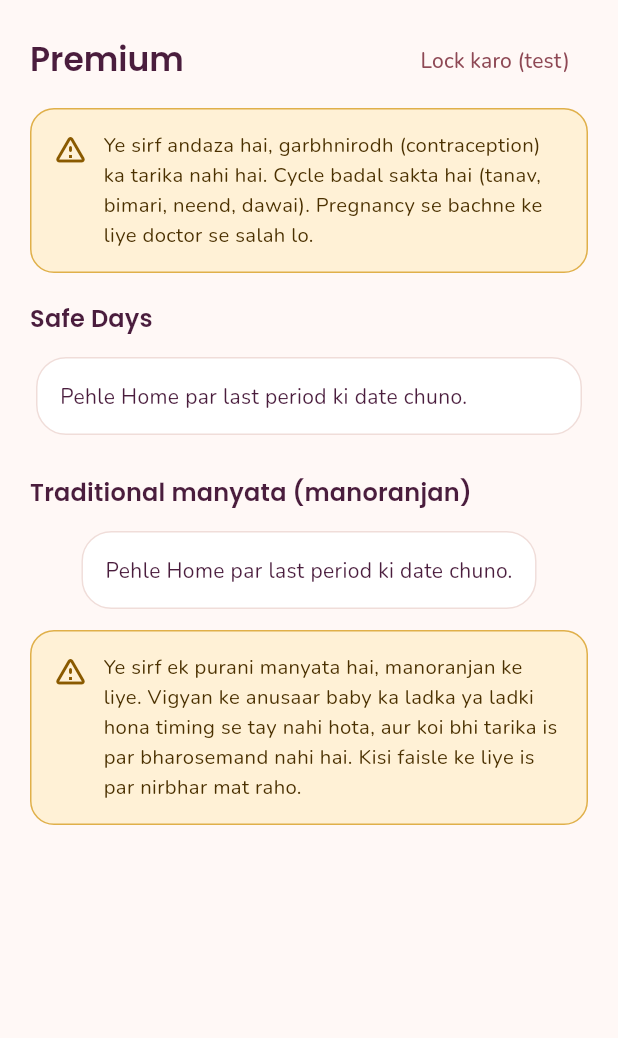
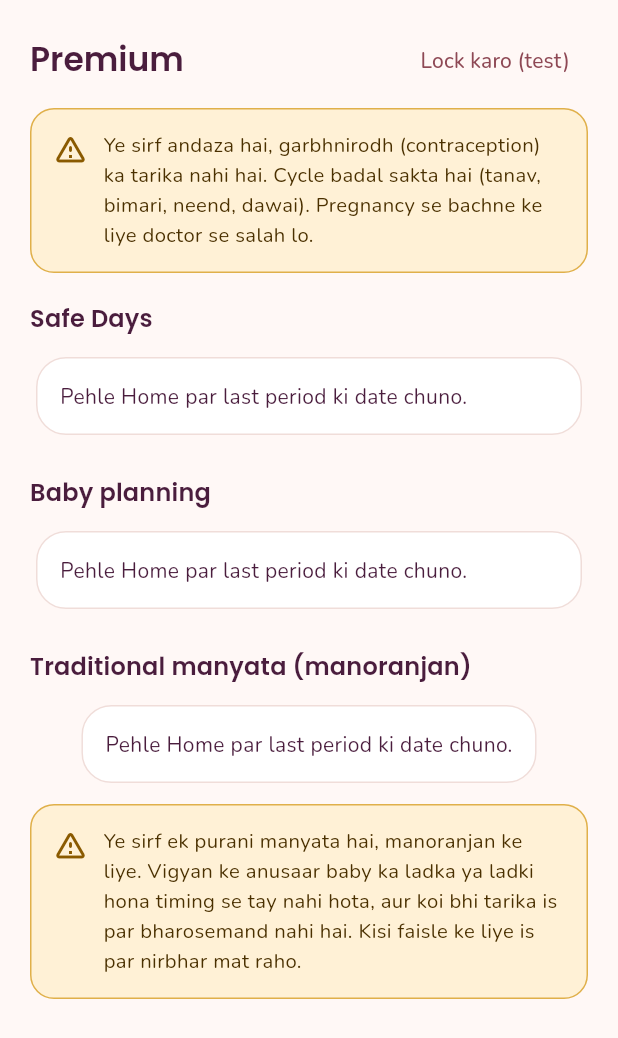
Before and after one commit to SirajAbbas12/menstrual-partner-app, a Flutter app: the PremiumScreen widget shown alone on an empty page, opened directly, after a tap on "Unlock (test mode)", on a phone screen of 412 x 824 dp. Shown: the top 1038 px of the screen. Run offline on Flutter 3.47's test engine with Material 3 defaults, Android fonts, the phone set to English and light mode, and no system bars; our stand-ins replace flutter_riverpod, google_fonts, hive_flutter; accounts and stored records are empty.

Commit message:
Baby planning card

```diff
--- /dev/null
+++ b/lib/features/premium/baby_planning_card.dart
@@ -0,0 +1,124 @@
+import 'package:flutter/material.dart';
+import 'package:intl/intl.dart';
+import '../../core/theme/app_theme.dart';
+import '../cycle/providers/cycle_provider.dart';
+
+class BabyPlanningCard extends StatelessWidget {
+  final CycleSettings settings;
+  const BabyPlanningCard({super.key, required this.settings});
+
+  @override
+  Widget build(BuildContext context) {
+    final last = settings.lastPeriod;
+    if (last == null) {
+      return const Card(
+        child: Padding(
+          padding: EdgeInsets.all(16),
+          child: Text('Pehle Home par last period ki date chuno.'),
+        ),
+      );
+    }
+    final len = settings.cycleLength;
+    final ov = len - 14;
+    final now = DateTime.now();
+    final today = DateTime(now.year, now.month, now.day);
+    final start0 = DateTime(last.year, last.month, last.day);
+    final cycles = today.difference(start0).inDays ~/ len;
+    var cs = start0.add(Duration(days: cycles * len));
+    var ovDate = cs.add(Duration(days: ov - 1));
+    if (ovDate.isBefore(today)) {
+      cs = cs.add(Duration(days: len));
+      ovDate = cs.add(Duration(days: ov - 1));
+    }
+    final f = DateFormat('d MMM');
+    final from = ovDate.subtract(const Duration(days: 5));
+    final to = ovDate.add(const Duration(days: 1));
+
+    return Card(
+      child: Padding(
+        padding: const EdgeInsets.all(16),
+        child: Column(
+          crossAxisAlignment: CrossAxisAlignment.start,
+          children: [
+            _PlanRow('Ovulation (andaza)', f.format(ovDate),
+                AppColors.ovulation),
+            _PlanRow('Zyada sambhavna wale din',
+                '${f.format(from)} - ${f.format(to)}', AppColors.ovulation),
+            const SizedBox(height: 6),
+            const Divider(),
+            const SizedBox(height: 6),
+
+            const _Fact(
+                'Anda ovulation ke baad lagbhag 24 ghante jeeta hai, aur sperm andar 5 din tak. Isliye koshish ovulation se 2-3 din pehle se shuru karte hain.'),
+            const _Fact(
+                'Ek achha tareeka: ovulation se 2-3 din pehle se uske agle din tak, roz ya ek din chhod kar.'),
+            const _Fact(
+                'Sanket: fertile window ke aas-paas cervical mucus anday ki safedi jaisa chipchipa aur khinchne wala ho jata hai.'),
+            const _Fact(
+                'Ovulation aam taur par agle period se 10 se 16 din pehle hota hai. Ye date sirf andaza hai.'),
+            const _Fact(
+                'Cycle irregular ya bahut lamba ho (jaise PCOS mein 45 se 60 din), to calendar ka andaza bharosemand nahi hota.'),
+            const _Fact(
+                'Period ke dauran pregnancy ka chance kam hota hai, par zero nahi, khaaskar chhote ya irregular cycle mein.'),
+            const SizedBox(height: 8),
+            const Text(
+              'Ye general jaankari hai, doctor ki salah nahi. Cycle irregular ho, dard ya bleeding zyada ho, ya kaafi koshish ke baad bhi pregnancy na ho, to doctor se milo.',
+              style: TextStyle(
+                  fontSize: 12.5, fontStyle: FontStyle.italic, height: 1.4),
+            ),
+          ],
+        ),
+      ),
+    );
+  }
+}
+
+class _PlanRow extends StatelessWidget {
+  final String label;
+  final String value;
+  final Color color;
+  const _PlanRow(this.label, this.value, this.color);
+
+  @override
+  Widget build(BuildContext context) {
+    return Padding(
+      padding: const EdgeInsets.only(bottom: 10),
+      child: Row(
+        children: [
+          Container(
+            width: 12,
+            height: 12,
+            decoration: BoxDecoration(color: color, shape: BoxShape.circle),
+          ),
+          const SizedBox(width: 10),
+          Expanded(child: Text(label)),
+          Text(value, style: const TextStyle(fontWeight: FontWeight.w700)),
+        ],
+      ),
+    );
+  }
+}
+
+class _Fact extends StatelessWidget {
+  final String text;
+  const _Fact(this.text);
+
+  @override
+  Widget build(BuildContext context) {
+    return Padding(
+      padding: const EdgeInsets.only(bottom: 8),
+      child: Row(
+        crossAxisAlignment: CrossAxisAlignment.start,
+        children: [
+          const Padding(
+            padding: EdgeInsets.only(top: 7, right: 10),
+            child: Icon(Icons.circle, size: 6, color: AppColors.rose),
+          ),
+          Expanded(
+            child: Text(text, style: const TextStyle(fontSize: 14.5, height: 1.4)),
+          ),
+        ],
+      ),
+    );
+  }
+}
--- a/lib/features/premium/premium_screen.dart
+++ b/lib/features/premium/premium_screen.dart
@@ -5,6 +5,7 @@ import 'package:intl/intl.dart';
 import '../../core/theme/app_theme.dart';
 import '../cycle/providers/cycle_provider.dart';
 import 'cycle_wheel.dart';
+import 'baby_planning_card.dart';
 
 class PremiumScreen extends ConsumerStatefulWidget {
   const PremiumScreen({super.key});
@@ -105,6 +106,10 @@ class _PremiumScreenState extends ConsumerState<PremiumScreen> {
         Text('Safe Days', style: theme.textTheme.titleMedium),
         const SizedBox(height: 10),
         _safeDays(s),
+        const SizedBox(height: 22),
+        Text('Baby planning', style: theme.textTheme.titleMedium),
+        const SizedBox(height: 10),
+        BabyPlanningCard(settings: s),
         const SizedBox(height: 22),
         Text('Traditional manyata (manoranjan)',
             style: theme.textTheme.titleMedium),
```
